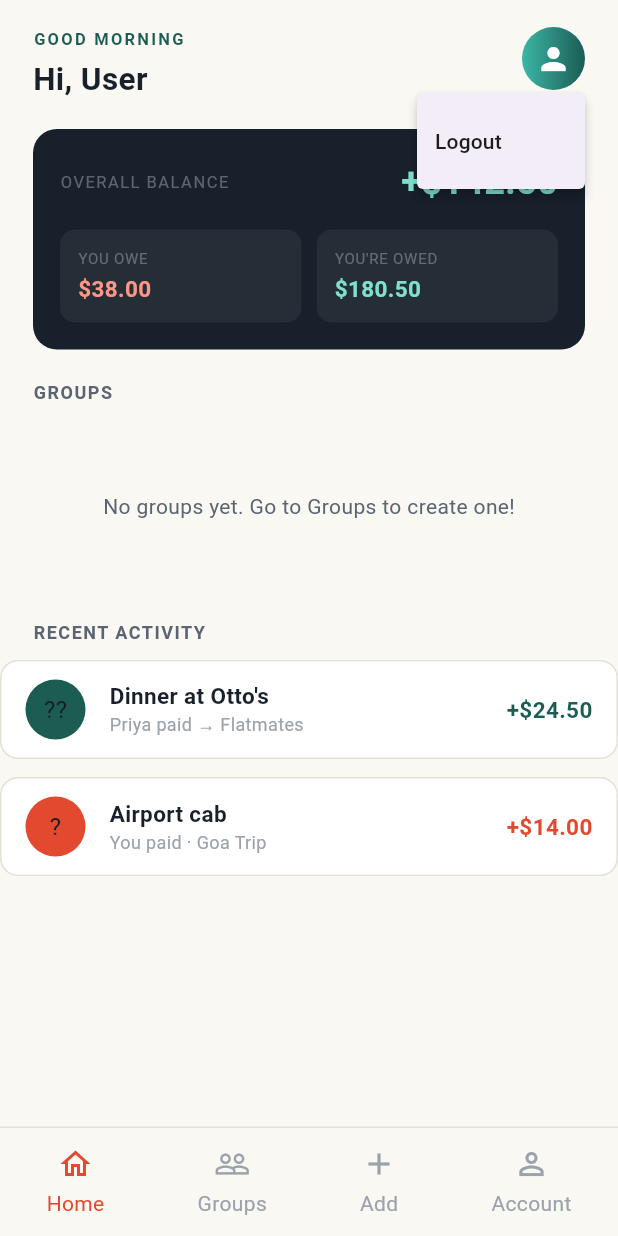
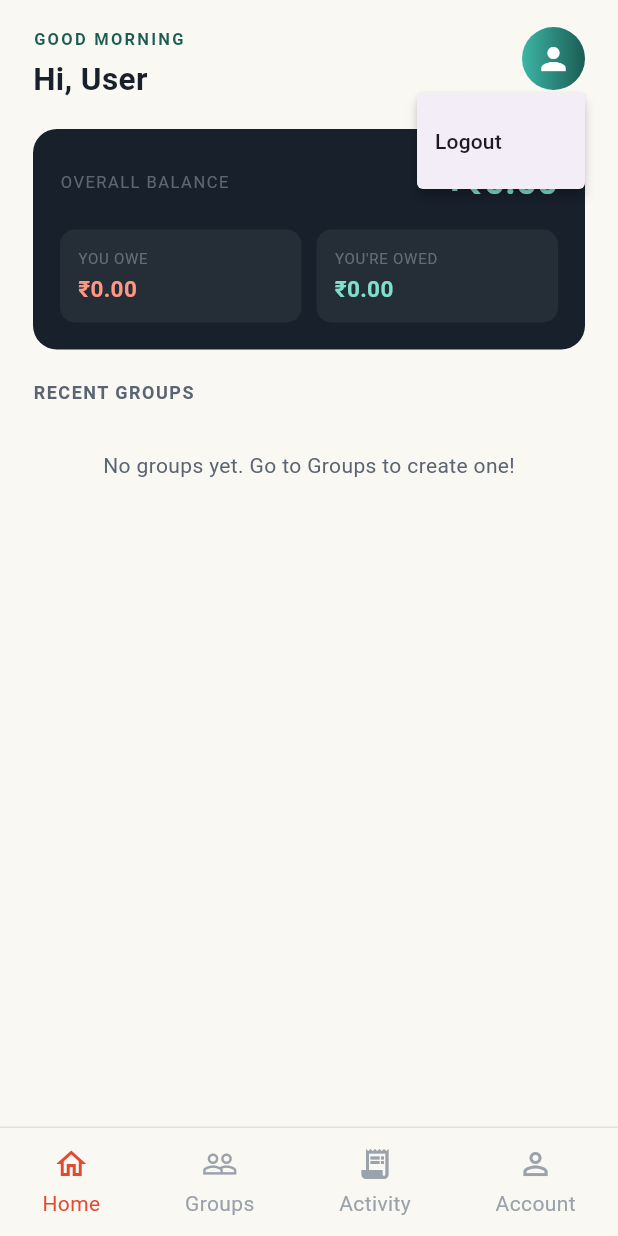
Before and after one commit to MANAN-8017/Fair-Share, a Flutter app: the Layout screen opened directly, after a tap on the "person" icon, on a phone screen of 412 x 824 dp. Run offline on Flutter 3.47's test engine with Material 3 defaults, Android fonts, the phone set to English and light mode, and no system bars; our stand-ins replace supabase_flutter; accounts and stored records are empty.

Commit message:
Made home screen dynamic v1.3.1

```diff
--- /dev/null
+++ b/lib/screens/activity/activity_screen.dart
@@ -0,0 +1,52 @@
+import 'package:flutter/material.dart';
+import '../../widgets/widgets.dart';
+
+class ActivityScreen extends StatelessWidget {
+  const ActivityScreen({super.key});
+
+  @override
+  Widget build(BuildContext context) {
+    return SafeArea(
+      child: Column(
+        crossAxisAlignment: CrossAxisAlignment.start,
+        children: [
+          const Padding(
+            padding: EdgeInsets.fromLTRB(22, 24, 22, 10),
+            child: Text(
+              "Recent Activity",
+              style: TextStyle(
+                fontSize: 27,
+                fontWeight: FontWeight.w600,
+                color: Color(0xFF17202B),
+              ),
+            ),
+          ),
+
+          Expanded(
+            child: SingleChildScrollView(
+              padding: const EdgeInsets.only(top: 10),
+              child: Column(
+                children: const [
+                  ActivityRow(
+                      icon: "🍽️",
+                      title: "Dinner at Otto's",
+                      subtitle: "Priya paid → Flatmates",
+                      amount: "+₹24.50",
+                      iconColor: Color(0xFF1B5C53)
+                  ),
+                  ActivityRow(
+                      icon: "🚕",
+                      title: "Airport cab",
+                      subtitle: "You paid · Goa Trip",
+                      amount: "+₹14.00",
+                      iconColor: Color(0xFFE3492F)
+                  ),
+                ],
+              ),
+            ),
+          ),
+        ],
+      ),
+    );
+  }
+}
--- a/lib/screens/home_screen.dart
+++ b/lib/screens/home_screen.dart
@@ -13,7 +13,6 @@ class HomeScreen extends StatefulWidget {
 }
 
 class _HomeScreenState extends State<HomeScreen> {
-
   final AuthService authService = AuthService();
   final Retriever retriever = Retriever();
 
@@ -23,10 +22,12 @@ class _HomeScreenState extends State<HomeScreen> {
   List<Map<String, dynamic>> userGroups = [];
   bool isLoadingGroups = true;
 
+  double totalOwedToMe = 0.0;
+  double totalIOwe = 0.0;
+
   @override
   void initState() {
     super.initState();
-
     setGreeting();
     loadUser();
     loadGroups();
@@ -40,19 +41,36 @@ class _HomeScreenState extends State<HomeScreen> {
 
   Future<void> loadGroups() async {
     final GroupService groupService = GroupService();
+    final ExpenseService expenseService = ExpenseService();
     final groups = await groupService.getUserGroups();
+    final currentUserId = authService.supabase.auth.currentUser!.id;
+
+    double tempOwed = 0.0;
+    double tempOwe = 0.0;
+
+    for (var group in groups) {
+      double bal = await expenseService.calculateUserBalanceInGroup(group['id'], currentUserId);
+      group['my_balance'] = bal;
+
+      if (bal > 0) {
+        tempOwed += bal;
+      } else {
+        tempOwe += bal.abs();
+      }
+    }
 
     if (!mounted) return;
 
     setState(() {
       userGroups = groups;
+      totalOwedToMe = tempOwed;
+      totalIOwe = tempOwe;
       isLoadingGroups = false;
     });
   }
 
   void setGreeting() {
     final hour = DateTime.now().hour;
-
     if (hour >= 5 && hour < 12) {
       greeting = "Good morning";
     } else if (hour >= 12 && hour < 17) {
@@ -66,9 +84,7 @@ class _HomeScreenState extends State<HomeScreen> {
 
   Future<void> loadUser() async {
     final userName = await retriever.getName();
-
     if (!mounted) return;
-
     setState(() {
       if (userName != null && userName.isNotEmpty) {
         name = userName;
@@ -78,14 +94,16 @@ class _HomeScreenState extends State<HomeScreen> {
 
   Future<void> logout() async {
     authService.logout();
-    setState(() {
-      isLoading = true;
-    });
+    setState(() => isLoading = true);
     AppRouter.toLogin(context, delay: 2);
   }
 
   @override
   Widget build(BuildContext context) {
+    final overallBalance = totalOwedToMe - totalIOwe;
+    final overallPrefix = overallBalance >= 0 ? "+" : "-";
+    final overallColor = overallBalance >= 0 ? const Color(0xFF7FE0CC) : const Color(0xFFFF9686);
+
     return SafeArea(
       child: Column(
         children: [
@@ -93,11 +111,10 @@ class _HomeScreenState extends State<HomeScreen> {
             child: SingleChildScrollView(
               child: Column(
                 children: [
-
+                  // Top Profile Section
                   Padding(
                     padding: const EdgeInsets.fromLTRB(22, 18, 22, 14),
-                      child:
-                      Row(
+                    child: Row(
                       crossAxisAlignment: CrossAxisAlignment.start,
                       children: [
                         Expanded(
@@ -106,16 +123,14 @@ class _HomeScreenState extends State<HomeScreen> {
                             children: [
                               Text(
                                 greeting.toUpperCase(),
-                                  style: TextStyle(
+                                style: const TextStyle(
                                   fontSize: 11,
                                   letterSpacing: 1.5,
                                   fontWeight: FontWeight.bold,
                                   color: Color(0xFF1B5C53),
                                 ),
                               ),
-
                               const SizedBox(height: 4),
-
                               Text(
                                 "Hi, $name",
                                 maxLines: 2,
@@ -129,47 +144,33 @@ class _HomeScreenState extends State<HomeScreen> {
                             ],
                           ),
                         ),
-
                         const SizedBox(width: 12),
-
-                          // Profile
                         Container(
                           width: 42,
                           height: 42,
                           decoration: const BoxDecoration(
                             shape: BoxShape.circle,
                             gradient: LinearGradient(
-                                colors: [
-                                  Color(0xFF3CB6A6),
-                                  Color(0xFF1B5C53),
-                                ],
+                              colors: [Color(0xFF3CB6A6), Color(0xFF1B5C53)],
                             ),
                           ),
                           child: PopupMenuButton<String>(
                             offset: const Offset(0, 2),
                             position: PopupMenuPosition.under,
                             onSelected: (value) {
-                                if (value == 'logout') {
-                                  logout();
-                                }
+                              if (value == 'logout') logout();
                             },
                             itemBuilder: (context) => const [
-                                PopupMenuItem<String>(
-                                  value: 'logout',
-                                  child: Text("Logout"),
-                                ),
+                              PopupMenuItem<String>(value: 'logout', child: Text("Logout")),
                             ],
-                              child: const Icon(
-                                Icons.person,
-                                color: Colors.white,
-                              ),
+                            child: const Icon(Icons.person, color: Colors.white),
                           ),
                         ),
                       ],
-                      )
+                    ),
                   ),
 
-                    // Balance card
+                  // Balance Card
                   Container(
                     margin: const EdgeInsets.fromLTRB(22, 4, 22, 20),
                     padding: const EdgeInsets.all(18),
@@ -181,8 +182,8 @@ class _HomeScreenState extends State<HomeScreen> {
                       children: [
                         Row(
                           mainAxisAlignment: MainAxisAlignment.spaceBetween,
-                            children: const [
-                              Text(
+                          children: [
+                            const Text(
                               "OVERALL BALANCE",
                               style: TextStyle(
                                 fontSize: 11,
@@ -191,34 +192,30 @@ class _HomeScreenState extends State<HomeScreen> {
                               ),
                             ),
                             Text(
-                                "+\$142.50",
+                              "$overallPrefix₹${overallBalance.abs().toStringAsFixed(2)}",
                               style: TextStyle(
                                 fontSize: 24,
                                 fontWeight: FontWeight.bold,
-                                  color: Color(0xFF7FE0CC),
+                                color: overallColor,
                               ),
                             ),
                           ],
                         ),
-
                         const SizedBox(height: 15),
-
                         Row(
                           children: [
                             Expanded(
-                                child:
-                                BalancePill(
+                              child: BalancePill(
                                 label: "YOU OWE",
-                                  value: "\$38.00",
+                                value: "₹${totalIOwe.toStringAsFixed(2)}",
                                 valueColor: const Color(0xFFFF9686),
                               ),
                             ),
                             const SizedBox(width: 10),
                             Expanded(
-                                child:
-                                BalancePill(
+                              child: BalancePill(
                                 label: "YOU'RE OWED",
-                                  value: "\$180.50",
+                                value: "₹${totalOwedToMe.toStringAsFixed(2)}",
                                 valueColor: const Color(0xFF7FE0CC),
                               ),
                             ),
@@ -228,13 +225,13 @@ class _HomeScreenState extends State<HomeScreen> {
                     ),
                   ),
 
-                    // Groups
+                  // Groups Header
                   const Padding(
                     padding: EdgeInsets.symmetric(horizontal: 22),
                     child: Align(
                       alignment: Alignment.centerLeft,
                       child: Text(
-                          "GROUPS",
+                        "RECENT GROUPS",
                         style: TextStyle(
                           fontSize: 12,
                           fontWeight: FontWeight.bold,
@@ -244,95 +241,80 @@ class _HomeScreenState extends State<HomeScreen> {
                       ),
                     ),
                   ),
-
                   const SizedBox(height: 10),
 
-                    SizedBox(
-                      height: 115,
-                      child: isLoadingGroups
-                        ? const Center(
-                            child: LoadingDots(
-                              color: Color(0xFFFF6452),
-                              size: 8,
-                              spacing: 8,
+                  // 2x2 Groups Grid
+                  if (isLoadingGroups)
+                    const Padding(
+                      padding: EdgeInsets.only(top: 40),
+                      child: Center(
+                        child: LoadingDots(color: Color(0xFFFF6452), size: 8, spacing: 8),
                       ),
                     )
-                          : userGroups.isEmpty
-                              ? const Center(
+                  else if (userGroups.isEmpty)
+                    const Padding(
+                      padding: EdgeInsets.only(top: 20),
+                      child: Center(
                         child: Text(
                           "No groups yet. Go to Groups to create one!",
-                                    style: TextStyle(
-                                      color: Color(0xFF5A6472),
-                                      fontSize: 14,
+                          style: TextStyle(color: Color(0xFF5A6472), fontSize: 14),
                         ),
                       ),
                     )
-                              : ListView.builder(
+                  else
+                    GridView.builder(
+                      shrinkWrap: true,
+                      physics: const NeverScrollableScrollPhysics(),
                       padding: const EdgeInsets.symmetric(horizontal: 22),
-                                  scrollDirection: Axis.horizontal,
-                                  itemCount: userGroups.length,
+                      gridDelegate: const SliverGridDelegateWithFixedCrossAxisCount(
+                        crossAxisCount: 2,
+                        crossAxisSpacing: 12,
+                        mainAxisSpacing: 12,
+                        childAspectRatio: 1.15,
+                      ),
+                      itemCount: userGroups.length > 4 ? 4 : userGroups.length,
                       itemBuilder: (context, index) {
                         final group = userGroups[index];
+                        final groupName = group['name'] as String? ?? 'Group';
+                        final iconChar = groupName.isNotEmpty ? groupName[0].toUpperCase() : '?';
+                        final iconColor = (index % 2 == 0) ? const Color(0xFF2F9E8F) : const Color(0xFFFF6452);
 
-                                    final groupName = group['name'] as String? ?? 'Group';
+                        final balance = group['my_balance'] as double? ?? 0.0;
+                        String amountText;
+                        Color amountColor;
 
-                                    final iconChar = groupName.isNotEmpty
-                                        ? groupName[0].toUpperCase()
-                                        : '?';
-
-                                    final iconColor = (index % 2 == 0)
-                                        ? const Color(0xFF2F9E8F)
-                                        : const Color(0xFFFF6452);
+                        if (balance > 0) {
+                          amountText = "+₹${balance.toStringAsFixed(2)}";
+                          amountColor = const Color(0xFF2F9E8F);
+                        } else if (balance < 0) {
+                          amountText = "-₹${balance.abs().toStringAsFixed(2)}";
+                          amountColor = const Color(0xFFFF6452);
+                        } else {
+                          amountText = "Settled";
+                          amountColor = const Color(0xFF9AA2AC);
+                        }
 
                         return GestureDetector(
                           behavior: HitTestBehavior.opaque,
                           onTap: () async {
                             final result = await AppRouter.toGroupDetails(context, group);
-
                             if (result == true) {
-                                          setState(() {
-                                            isLoadingGroups = true;
-                                          });
+                              setState(() => isLoadingGroups = true);
                               loadGroups();
                             }
                           },
-                                      child: Padding(
-                                        padding: const EdgeInsets.only(right: 12),
                           child: GroupCard(
                             icon: iconChar,
                             groupName: groupName,
-                                          amount: "\$0.00",
+                            amount: amountText,
                             iconColor: iconColor,
-                                        ),
+                            amountColor: amountColor,
                           ),
                         );
                       },
                     ),
-                    ),
 
-                    const SizedBox(height: 18),
-
-                    // Recent activity
-                    const Padding(
-                      padding: EdgeInsets.symmetric(horizontal: 22),
-                      child: Align(
-                        alignment: Alignment.centerLeft,
-                        child: Text(
-                          "RECENT ACTIVITY",
-                          style: TextStyle(
-                            fontSize: 12,
-                            fontWeight: FontWeight.bold,
-                            letterSpacing: 1,
-                            color: Color(0xFF5A6472),
-                          ),
-                        ),
-                      ),
-                    ),
-
-                    const SizedBox(height: 10),
-                    ActivityRow(icon: "??", title: "Dinner at Otto's", subtitle: "Priya paid → Flatmates", amount: "+\$24.50", iconColor: const Color(0xFF1B5C53)),
-                    ActivityRow(icon: "?", title: "Airport cab", subtitle: "You paid · Goa Trip", amount: "+\$14.00", iconColor: const Color(0xFFE3492F)),
-                    const SizedBox(height: 20),
+                  const SizedBox(height: 30),
                 ],
               ),
             ),
@@ -341,7 +323,7 @@ class _HomeScreenState extends State<HomeScreen> {
             Container(
               color: const Color(0xFFFAF8F3),
               child: const Center(
-                  child: LoadingDots(color: Color(0xFFFF6452), size: 8, spacing: 8,),
+                child: LoadingDots(color: Color(0xFFFF6452), size: 8, spacing: 8),
               ),
             ),
         ],
--- a/lib/screens/layout.dart
+++ b/lib/screens/layout.dart
@@ -3,6 +3,7 @@ import 'package:flutter/material.dart';
 import '../widgets/widgets.dart';
 import 'home_screen.dart';
 import 'groups/group_screen.dart';
+import 'activity/activity_screen.dart';
 
 class Layout extends StatefulWidget {
   const Layout({super.key});
@@ -31,12 +32,11 @@ class _LayoutState extends State<Layout> {
         children: const [
           HomeScreen(),
           GroupScreen(),
-          Center(child: Text("Add")),
+          ActivityScreen(),
           Center(child: Text("Account")),
         ],
       ),
 
-      // NAVIGATION — Scaffold puts this at the bottom
       bottomNavigationBar: Container(
         padding: const EdgeInsets.symmetric(vertical: 12),
         decoration: const BoxDecoration(
@@ -63,8 +63,8 @@ class _LayoutState extends State<Layout> {
                   () => selectScreen(1),
             ),
             NavItem(
-              Icons.add,
-              "Add",
+              Icons.receipt_long,
+              "Activity",
               selected == 2,
                   () => selectScreen(2),
             ),
```
Also changed, not shown: lib/services/expense_service.dart (+26 -0 lines), lib/widgets/group_card.dart (+11 -13 lines). Lines whose indentation alone changed are shown as unchanged.
